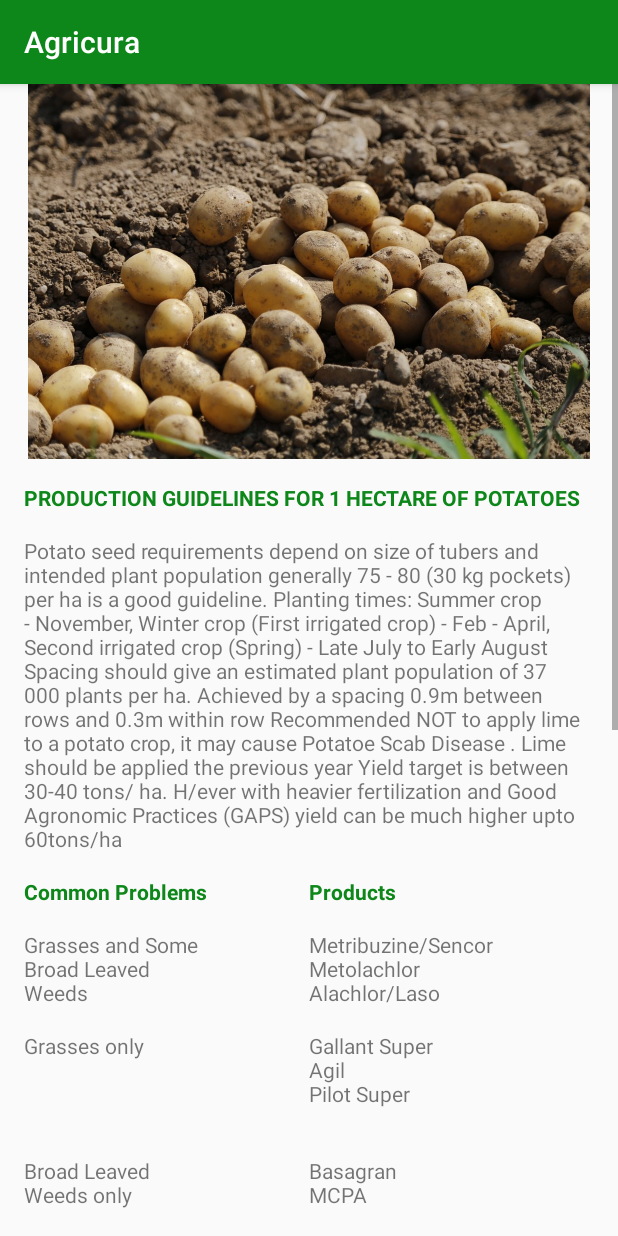
After one commit to kzish/agricura, an Android app: the fragment Potatoes shown on its own in the app's theme, on a phone screen of 412 x 824 dp. The commit adds this screen. Run offline under Robolectric (Android 15) with nearby library versions, the phone set to English and light mode, and no system bars; network calls fail.

Commit message:
potato n tomato screens

```diff
--- a/app/build.gradle
+++ b/app/build.gradle
@@ -65,7 +65,7 @@ dependencies {
 
     implementation 'com.github.KwabenBerko:OpenWeatherMap-Android-Library:2.0.2'
     implementation 'com.github.delight-im:Android-SimpleLocation:v1.0.1'
-    implementation 'com.nostra13.universalimageloader:universal-image-loader:1.9.5'
+
     implementation 'com.github.bumptech.glide:glide:4.9.0'
     annotationProcessor 'com.github.bumptech.glide:compiler:4.9.0'
 
--- a/app/src/main/AndroidManifest.xml
+++ b/app/src/main/AndroidManifest.xml
@@ -32,7 +32,8 @@
         <activity
             android:name=".MainActivity"
             android:label="@string/app_name"
-            android:theme="@style/AppTheme.NoActionBar">
+            android:theme="@style/AppTheme.NoActionBar"
+            android:screenOrientation="portrait">
             <intent-filter>
                 <action android:name="android.intent.action.MAIN" />
 
--- a/app/src/main/java/net/centricdata/agricura/Fragments/ContactUsFragment.java
+++ b/app/src/main/java/net/centricdata/agricura/Fragments/ContactUsFragment.java
@@ -9,6 +9,7 @@ import android.view.View;
 import android.view.ViewGroup;
 import android.widget.Button;
 import android.widget.EditText;
+import android.widget.Toast;
 
 import com.android.volley.Request;
 import com.android.volley.RequestQueue;
@@ -82,22 +83,28 @@ public class ContactUsFragment extends Fragment {
         final String s = subject.getText().toString().trim();
         final String b = body.getText().toString().trim();
 
+        Log.d("values", n + t + e + s + b );
 
-        StringRequest putRequest = new StringRequest(Request.Method.PUT, urlPost,
+
+        StringRequest putRequest = new StringRequest(Request.Method.POST, urlPost,
                 new Response.Listener<String>()
                 {
                     @Override
                     public void onResponse(String response) {
 
-                        name.setText("");
-                        tel.setText("");
-                        email.setText("");
-                        subject.setText("");
-                        body.setText("");
-
-
                         // response
                         Log.d("Response", response);
+                        if (response.equals("OK")){
+                            Toast.makeText(getContext(), "Thank you for contacting us, our sales team will get back to you", Toast.LENGTH_LONG).show();
+
+                            name.setText("");
+                            tel.setText("");
+                            email.setText("");
+                            subject.setText("");
+                            body.setText("");
+                        } else {
+                            Toast.makeText(getContext(), "Something went wrong ..... Try again later", Toast.LENGTH_LONG).show();
+                        }
                     }
                 },
                 new Response.ErrorListener()
--- /dev/null
+++ b/app/src/main/java/net/centricdata/agricura/Fragments/Crops/Potatoes.java
@@ -0,0 +1,34 @@
+package net.centricdata.agricura.Fragments.Crops;
+
+
+import android.os.Bundle;
+
+import androidx.fragment.app.Fragment;
+
+import android.view.LayoutInflater;
+import android.view.View;
+import android.view.ViewGroup;
+
+import net.centricdata.agricura.R;
+
+/**
+ * A simple {@link Fragment} subclass.
+ */
+public class Potatoes extends Fragment {
+
+
+    public Potatoes() {
+        // Required empty public constructor
+    }
+
+
+    @Override
+    public View onCreateView(LayoutInflater inflater, ViewGroup container,
+                             Bundle savedInstanceState) {
+        // Inflate the layout for this fragment
+        View view = inflater.inflate(R.layout.fragment_potatoes, container, false);
+
+        return view;
+    }
+
+}
--- /dev/null
+++ b/app/src/main/java/net/centricdata/agricura/Fragments/Crops/TomatoesFragment.java
@@ -0,0 +1,32 @@
+package net.centricdata.agricura.Fragments.Crops;
+
+
+import android.os.Bundle;
+
+import androidx.fragment.app.Fragment;
+
+import android.view.LayoutInflater;
+import android.view.View;
+import android.view.ViewGroup;
+
+import net.centricdata.agricura.R;
+
+/**
+ * A simple {@link Fragment} subclass.
+ */
+public class TomatoesFragment extends Fragment {
+
+
+    public TomatoesFragment() {
+        // Required empty public constructor
+    }
+
+
+    @Override
+    public View onCreateView(LayoutInflater inflater, ViewGroup container,
+                             Bundle savedInstanceState) {
+        // Inflate the layout for this fragment
+        return inflater.inflate(R.layout.fragment_tomatoes, container, false);
+    }
+
+}
--- a/app/src/main/java/net/centricdata/agricura/Fragments/HomeFragment.java
+++ b/app/src/main/java/net/centricdata/agricura/Fragments/HomeFragment.java
@@ -20,6 +20,7 @@ import com.kwabenaberko.openweathermaplib.constants.Units;
 import com.kwabenaberko.openweathermaplib.implementation.OpenWeatherMapHelper;
 import com.kwabenaberko.openweathermaplib.implementation.callbacks.CurrentWeatherCallback;
 import com.kwabenaberko.openweathermaplib.models.currentweather.CurrentWeather;
+
 
 import net.centricdata.agricura.R;
 
--- a/app/src/main/java/net/centricdata/agricura/Fragments/ProductionGuidelinesFragment.java
+++ b/app/src/main/java/net/centricdata/agricura/Fragments/ProductionGuidelinesFragment.java
@@ -12,6 +12,8 @@ import android.widget.AdapterView;
 import android.widget.ArrayAdapter;
 import android.widget.ListView;
 
+import net.centricdata.agricura.Fragments.Crops.Potatoes;
+import net.centricdata.agricura.Fragments.Crops.TomatoesFragment;
 import net.centricdata.agricura.R;
 
 /**
@@ -61,14 +63,29 @@ public class ProductionGuidelinesFragment extends Fragment {
                         switch (selectectedPdf){
 
                             case "1":
-                                pdfname = "1HA-TOMATOE-2017-1-AGRICURA.pdf";
+                                //pdfname = "1HA-TOMATOE-2017-1-AGRICURA.pdf";
 
-                                openPdfScreen(pdfname);
+                                //openPdfScreen(pdfname);
+                                Fragment fragment = new TomatoesFragment();
+
+                                FragmentTransaction ft = getFragmentManager().beginTransaction();
+                                ft.replace(R.id.content_main, fragment);
+                                ft.addToBackStack(null);
+                                ft.commit();
+
+
                                 break;
                             case "0":
-                                pdfname = "1HA-POTATOES-2017-2AGRICURA.pdf";
+                                //pdfname = "1HA-POTATOES-2017-2AGRICURA.pdf";
 
-                                openPdfScreen(pdfname);
+                                //openPdfScreen(pdfname);
+
+                                fragment = new Potatoes();
+
+                                ft = getFragmentManager().beginTransaction();
+                                ft.replace(R.id.content_main, fragment);
+                                ft.addToBackStack(null);
+                                ft.commit();
                                 break;
                             case "2":
                                 pdfname = "1HA-CABBAGES-2017-1-AGRICURA.pdf";
--- /dev/null
+++ b/app/src/main/res/layout/fragment_potatoes.xml
@@ -0,0 +1,273 @@
+<?xml version="1.0" encoding="utf-8"?>
+<LinearLayout xmlns:android="http://schemas.android.com/apk/res/android"
+    xmlns:app="http://schemas.android.com/apk/res-auto"
+    xmlns:tools="http://schemas.android.com/tools"
+    android:layout_width="match_parent"
+    android:layout_height="match_parent"
+    tools:context=".Fragments.Crops.Potatoes"
+    android:orientation="vertical">
+
+    <!-- TODO: Update blank fragment layout -->
+    <ScrollView
+        android:layout_width="match_parent"
+        android:layout_height="wrap_content">
+
+        <LinearLayout
+            android:layout_width="match_parent"
+            android:layout_height="match_parent"
+            android:orientation="vertical">
+
+            <ImageView
+                android:layout_width="match_parent"
+                android:layout_height="250dp"
+                app:srcCompat="@mipmap/potatoes" />
+            <LinearLayout
+                android:layout_width="match_parent"
+                android:layout_height="match_parent"
+                android:orientation="vertical"
+                android:layout_marginHorizontal="@dimen/activity_horizontal_margin">
+
+                <TextView
+                    android:layout_width="match_parent"
+                    android:layout_height="wrap_content"
+                    android:layout_marginVertical="@dimen/activity_vertical_margin"
+                    android:text="PRODUCTION GUIDELINES FOR 1 HECTARE OF POTATOES"
+                    android:textColor="@color/colorPrimary"
+                    android:textStyle="bold" />
+
+                <TextView
+                    android:layout_width="match_parent"
+                    android:layout_height="wrap_content"
+                    android:text="Potato seed requirements depend on size of tubers and intended plant population generally 75 - 80 (30 kg pockets) per ha is a good guideline.
+Planting times: Summer crop - November, Winter crop (First irrigated crop) - Feb - April, Second irrigated crop (Spring) - Late July to Early August
+Spacing should give an estimated plant population of 37 000 plants per ha. Achieved by a spacing 0.9m between rows and 0.3m within row
+Recommended NOT to apply lime to a potato crop, it may cause Potatoe Scab Disease . Lime should be applied the previous year
+Yield target is between 30-40 tons/ ha. H/ever with heavier fertilization and Good Agronomic Practices (GAPS) yield can be much higher upto 60tons/ha" />
+
+
+
+                <LinearLayout
+                    android:layout_width="match_parent"
+                    android:layout_height="wrap_content"
+                    android:orientation="horizontal"
+                    android:layout_marginVertical="@dimen/activity_vertical_margin">
+                    <TextView
+                        android:layout_width="match_parent"
+                        android:layout_height="wrap_content"
+                        android:text="Common Problems"
+                        android:layout_weight="1"
+                        android:textColor="@color/colorPrimary"
+                        android:textStyle="bold"/>
+                    <TextView
+                        android:layout_width="match_parent"
+                        android:layout_height="wrap_content"
+                        android:text="Products"
+                        android:layout_weight="1"
+                        android:textColor="@color/colorPrimary"
+                        android:textStyle="bold"/>
+                </LinearLayout>
+
+                <LinearLayout
+                    android:layout_width="match_parent"
+                    android:layout_height="wrap_content"
+                    android:orientation="horizontal">
+                    <TextView
+                        android:layout_width="match_parent"
+                        android:layout_height="wrap_content"
+                        android:text="Grasses and Some\nBroad Leaved\nWeeds"
+                        android:layout_weight="1"/>
+                    <TextView
+                        android:layout_width="match_parent"
+                        android:layout_height="wrap_content"
+                        android:text="Metribuzine/Sencor\nMetolachlor\nAlachlor/Laso"
+                        android:layout_weight="1"/>
+                </LinearLayout>
+
+                <LinearLayout
+                    android:layout_width="match_parent"
+                    android:layout_height="wrap_content"
+                    android:orientation="horizontal"
+                    android:layout_marginVertical="@dimen/activity_vertical_margin">
+                    <TextView
+                        android:layout_width="match_parent"
+                        android:layout_height="wrap_content"
+                        android:text="Grasses only"
+                        android:layout_weight="1"/>
+                    <TextView
+                        android:layout_width="match_parent"
+                        android:layout_height="wrap_content"
+                        android:text="Gallant Super\nAgil\nPilot Super"
+                        android:layout_weight="1"/>
+                </LinearLayout>
+
+
+
+                <LinearLayout
+                    android:layout_width="match_parent"
+                    android:layout_height="wrap_content"
+                    android:orientation="horizontal"
+                    android:layout_marginVertical="@dimen/activity_vertical_margin">
+                    <TextView
+                        android:layout_width="match_parent"
+                        android:layout_height="wrap_content"
+                        android:text="Broad Leaved\nWeeds only"
+                        android:layout_weight="1"/>
+                    <TextView
+                        android:layout_width="match_parent"
+                        android:layout_height="wrap_content"
+                        android:text="Basagran\nMCPA"
+                        android:layout_weight="1"/>
+                </LinearLayout>
+
+                <LinearLayout
+                    android:layout_width="match_parent"
+                    android:layout_height="wrap_content"
+                    android:orientation="horizontal"
+                    android:layout_marginVertical="@dimen/activity_vertical_margin">
+                    <TextView
+                        android:layout_width="match_parent"
+                        android:layout_height="wrap_content"
+                        android:text="Nematodes/Eelworms Control"
+                        android:layout_weight="1"/>
+                    <TextView
+                        android:layout_width="match_parent"
+                        android:layout_height="wrap_content"
+                        android:text="Oxamyl/Nemat\nVelum Prime\nFernamiphos/Nemacure\nCarbofuran/Curatter"
+                        android:layout_weight="1"/>
+                </LinearLayout>
+
+                <LinearLayout
+                    android:layout_width="match_parent"
+                    android:layout_height="wrap_content"
+                    android:orientation="horizontal"
+                    android:layout_marginVertical="@dimen/activity_vertical_margin">
+                    <TextView
+                        android:layout_width="match_parent"
+                        android:layout_height="wrap_content"
+                        android:text="W/grubs\nF/Wireworm\nTermites\nAnts\nBMB"
+                        android:layout_weight="1"/>
+                    <TextView
+                        android:layout_width="match_parent"
+                        android:layout_height="wrap_content"
+                        android:text="Chlopyrifos 48EC\nChlopyrifos 48EC\nLambda cyhalothrin\nChlopyrifos 48EC"
+                        android:layout_weight="1"/>
+                </LinearLayout>
+
+                <LinearLayout
+                    android:layout_width="match_parent"
+                    android:layout_height="wrap_content"
+                    android:orientation="horizontal"
+                    android:layout_marginVertical="@dimen/activity_vertical_margin">
+                    <TextView
+                        android:layout_width="match_parent"
+                        android:layout_height="wrap_content"
+                        android:text="Aphids, Leaf eaters\nAphids, Leaf hoppers\nAphids, Leaf hoppers"
+                        android:layout_weight="1"/>
+                    <TextView
+                        android:layout_width="match_parent"
+                        android:layout_height="wrap_content"
+                        android:text="Thunder\nDimethoate 40EC\nMalathion 25WP"
+                        android:layout_weight="1"/>
+                </LinearLayout>
+
+                <LinearLayout
+                    android:layout_width="match_parent"
+                    android:layout_height="wrap_content"
+                    android:orientation="horizontal"
+                    android:layout_marginVertical="@dimen/activity_vertical_margin">
+                    <TextView
+                        android:layout_width="match_parent"
+                        android:layout_height="wrap_content"
+                        android:text="Grasshopers, Crickets"
+                        android:layout_weight="1"/>
+                    <TextView
+                        android:layout_width="match_parent"
+                        android:layout_height="wrap_content"
+                        android:text="Carbaryl 85WP"
+                        android:layout_weight="1"/>
+                </LinearLayout>
+
+                <LinearLayout
+                    android:layout_width="match_parent"
+                    android:layout_height="wrap_content"
+                    android:orientation="horizontal"
+                    android:layout_marginVertical="@dimen/activity_vertical_margin">
+                    <TextView
+                        android:layout_width="match_parent"
+                        android:layout_height="wrap_content"
+                        android:text="Leaf eating caterpillars\nLeaf eating ladybirds"
+                        android:layout_weight="1"/>
+                    <TextView
+                        android:layout_width="match_parent"
+                        android:layout_height="wrap_content"
+                        android:text="Carbaryl 85WP\nMalathion 25WP"
+                        android:layout_weight="1"/>
+                </LinearLayout>
+
+                <LinearLayout
+                    android:layout_width="match_parent"
+                    android:layout_height="wrap_content"
+                    android:orientation="horizontal"
+                    android:layout_marginVertical="@dimen/activity_vertical_margin">
+                    <TextView
+                        android:layout_width="match_parent"
+                        android:layout_height="wrap_content"
+                        android:text="Semi loopers"
+                        android:layout_weight="1"/>
+                    <TextView
+                        android:layout_width="match_parent"
+                        android:layout_height="wrap_content"
+                        android:text="DDVP/Dichlorvos\nCarbaryl 85WP"
+                        android:layout_weight="1"/>
+                </LinearLayout>
+
+                <LinearLayout
+                    android:layout_width="match_parent"
+                    android:layout_height="wrap_content"
+                    android:orientation="horizontal"
+                    android:layout_marginVertical="@dimen/activity_vertical_margin">
+                    <TextView
+                        android:layout_width="match_parent"
+                        android:layout_height="wrap_content"
+                        android:text="Potatoe tuber moth"
+                        android:layout_weight="1"/>
+                    <TextView
+                        android:layout_width="match_parent"
+                        android:layout_height="wrap_content"
+                        android:text="Avaunt/Steward\n"
+                        android:layout_weight="1"/>
+                </LinearLayout>
+
+
+
+                <LinearLayout
+                    android:layout_width="match_parent"
+                    android:layout_height="wrap_content"
+                    android:orientation="horizontal"
+                    android:layout_marginVertical="@dimen/activity_vertical_margin">
+                    <TextView
+                        android:layout_width="match_parent"
+                        android:layout_height="wrap_content"
+                        android:text="Semi loopers"
+                        android:layout_weight="1"/>
+                    <TextView
+                        android:layout_width="match_parent"
+                        android:layout_height="wrap_content"
+                        android:text="Carbaryl 85WP"
+                        android:layout_weight="1"/>
+                </LinearLayout>
+
+            </LinearLayout>
+
+
+
+
+        </LinearLayout>
+
+    </ScrollView>
+
+
+
+
+
+</LinearLayout>
--- /dev/null
+++ b/app/src/main/res/layout/fragment_tomatoes.xml
@@ -0,0 +1,74 @@
+<?xml version="1.0" encoding="utf-8"?>
+<LinearLayout xmlns:android="http://schemas.android.com/apk/res/android"
+    xmlns:tools="http://schemas.android.com/tools"
+    android:layout_width="match_parent"
+    android:layout_height="match_parent"
+    xmlns:app="http://schemas.android.com/apk/res-auto"
+    tools:context=".Fragments.Crops.TomatoesFragment"
+    android:orientation="vertical">
+
+    <!-- TODO: Update blank fragment layout -->
+    <ScrollView
+        android:layout_width="match_parent"
+        android:layout_height="wrap_content">
+
+        <LinearLayout
+            android:layout_width="match_parent"
+            android:layout_height="match_parent"
+            android:orientation="vertical">
+
+            <ImageView
+                android:layout_width="match_parent"
+                android:layout_height="250dp"
+                app:srcCompat="@mipmap/tomatoes" />
+
+            <TextView
+                android:layout_width="match_parent"
+                android:layout_height="wrap_content"
+                android:layout_marginVertical="@dimen/activity_vertical_margin"
+                android:text="PRODUCTION GUIDELINES FOR 1 HECTARE OF TOMATOES"
+                android:textColor="@color/colorPrimary"
+                android:textStyle="bold" />
+
+            <TextView
+                android:layout_width="match_parent"
+                android:layout_height="wrap_content"
+                android:text="Seed requirements: Depends with the variety among other factors. Generally require about 150grams per hectare to achieve a plant population of 20 000 plants
+Time of Planting: Tomatoes can be grown anytime throughout the year in frost free areas
+Spacing: 1.5 - 2.0 m between rows and 0.3 - 0.5m within rows. Expected yield ranges from 40 - 100 tones/Ha with Good Agronomic Practices (GAPS)" />
+
+
+
+            <LinearLayout
+                android:layout_width="match_parent"
+                android:layout_height="wrap_content"
+                android:orientation="horizontal"
+                android:layout_marginVertical="@dimen/activity_vertical_margin">
+                <TextView
+                    android:layout_width="match_parent"
+                    android:layout_height="wrap_content"
+                    android:text="Common Problems"
+                    android:layout_weight="1"
+                    android:textColor="@color/colorPrimary"
+                    android:textStyle="bold"/>
+                <TextView
+                    android:layout_width="match_parent"
+                    android:layout_height="wrap_content"
+                    android:text="Products"
+                    android:layout_weight="1"
+                    android:textColor="@color/colorPrimary"
+                    android:textStyle="bold"/>
+            </LinearLayout>
+
+
+
+
+        </LinearLayout>
+
+    </ScrollView>
+
+
+
+
+
+</LinearLayout>
```
Also changed, not shown: app/src/main/res/drawable/cloudy.png (deleted), app/src/main/res/drawable/showers.png (deleted), app/src/main/res/mipmap-mdpi/potatoes.jpg (added), app/src/main/res/mipmap-mdpi/tomatoes.jpg (added).
